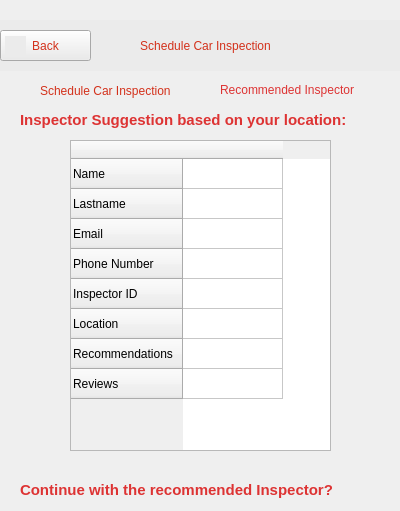
This is src/ui/qt_ui/car_inspection_2.ui in st1069364/CarBazaar as Qt 5 draws it before an edit; both pictures show x 0 to 400 and y 0 to 511 of the 400 by 881 pixel window. The edited form follows.
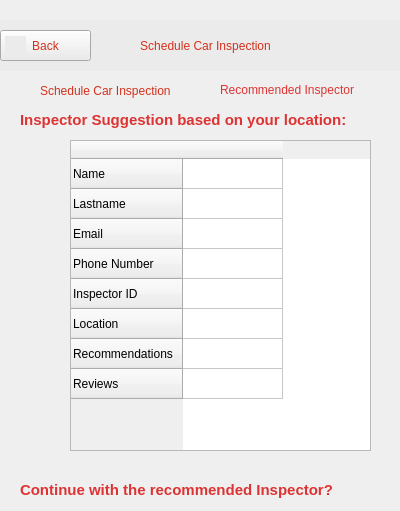
This is the edited form. Icons and pictures are not drawn.

Commit message: Minor changes to .ui files of screens #2 and #4 of 'Schedule Car Inspection'

What changed in the file:
```diff
--- a/src/ui/qt_ui/car_inspection_2.ui
+++ b/src/ui/qt_ui/car_inspection_2.ui
@@ -356,7 +356,7 @@
      <rect>
       <x>70</x>
       <y>140</y>
-      <width>261</width>
+      <width>301</width>
       <height>311</height>
      </rect>
     </property>
```
The commit also changes 1 other file.
